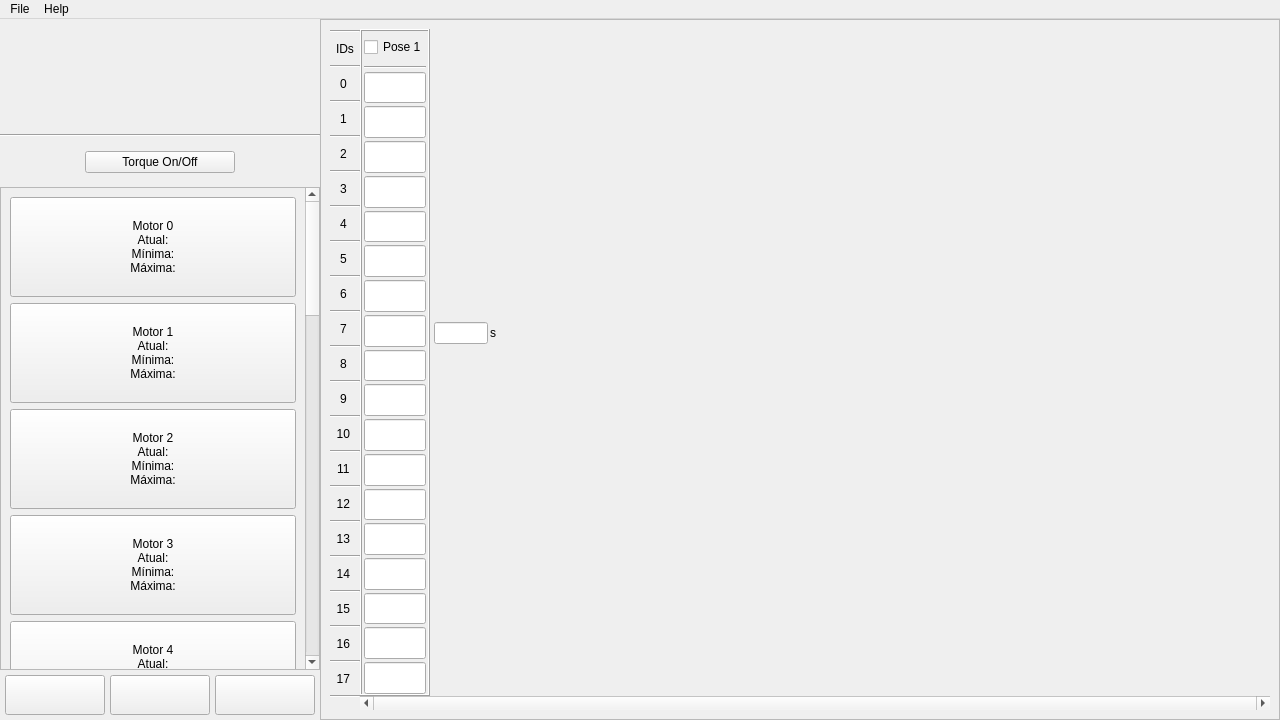
edromufu/edromufu, file src/movement_bioloid/movement_pages/ui/pages.ui: the form before one commit.
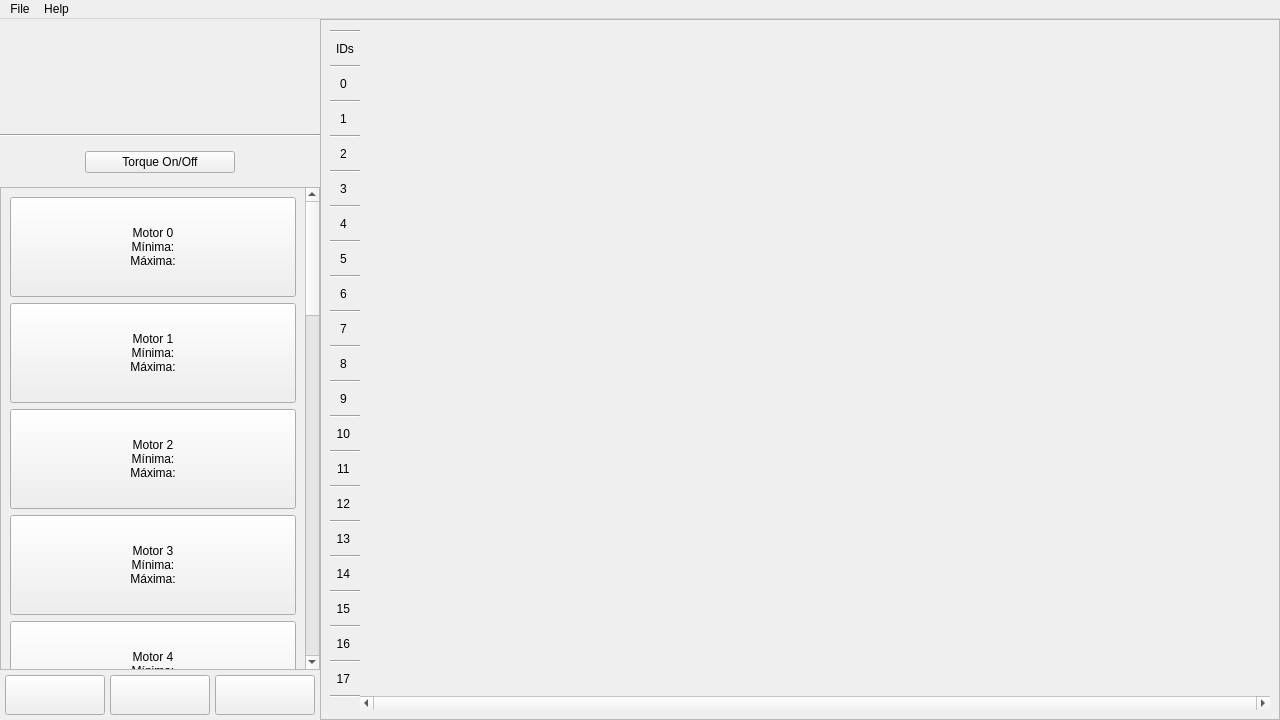
The form after the commit. Icons and pictures are not drawn.

Commit message: Ferramenta de captura da posição atual integrada com a UI.

Patch:
```diff
--- a/src/movement_bioloid/movement_pages/ui/pages.ui
+++ b/src/movement_bioloid/movement_pages/ui/pages.ui
@@ -303,7 +303,7 @@
                    <property name="geometry">
                     <rect>
                      <x>0</x>
-                     <y>-1442</y>
+                     <y>0</y>
                      <width>304</width>
                      <height>1920</height>
                     </rect>
@@ -325,7 +325,6 @@
                       </property>
                       <property name="text">
                        <string>Motor 0
-Atual:
 Mínima:
 Máxima:</string>
                       </property>
@@ -347,7 +346,6 @@
                       </property>
                       <property name="text">
                        <string>Motor 1
-Atual:
 Mínima:
 Máxima:</string>
                       </property>
@@ -369,7 +367,6 @@
                       </property>
                       <property name="text">
                        <string>Motor 2
-Atual:
 Mínima:
 Máxima:</string>
                       </property>
@@ -391,7 +388,6 @@
                       </property>
                       <property name="text">
                        <string>Motor 3
-Atual:
 Mínima:
 Máxima:</string>
                       </property>
@@ -413,7 +409,6 @@
                       </property>
                       <property name="text">
                        <string>Motor 4
-Atual:
 Mínima:
 Máxima:</string>
                       </property>
@@ -1508,499 +1503,6 @@
               <property name="bottomMargin">
                <number>0</number>
               </property>
-              <item>
-               <widget class="QFrame" name="pose1">
-                <property name="minimumSize">
-                 <size>
-                  <width>70</width>
-                  <height>0</height>
-                 </size>
-                </property>
-                <property name="maximumSize">
-                 <size>
-                  <width>70</width>
-                  <height>1000</height>
-                 </size>
-                </property>
-                <property name="frameShape">
-                 <enum>QFrame::Box</enum>
-                </property>
-                <property name="frameShadow">
-                 <enum>QFrame::Raised</enum>
-                </property>
-                <layout class="QVBoxLayout" name="verticalLayout_5">
-                 <property name="spacing">
-                  <number>3</number>
-                 </property>
-                 <property name="leftMargin">
-                  <number>2</number>
-                 </property>
-                 <property name="topMargin">
-                  <number>0</number>
-                 </property>
-                 <property name="rightMargin">
-                  <number>2</number>
-                 </property>
-                 <property name="bottomMargin">
-                  <number>0</number>
-                 </property>
-                 <item>
-                  <widget class="QCheckBox" name="checkBox">
-                   <property name="minimumSize">
-                    <size>
-                     <width>70</width>
-                     <height>9</height>
-                    </size>
-                   </property>
-                   <property name="maximumSize">
-                    <size>
-                     <width>70</width>
-                     <height>50</height>
-                    </size>
-                   </property>
-                   <property name="text">
-                    <string>Pose 1</string>
-                   </property>
-                  </widget>
-                 </item>
-                 <item>
-                  <widget class="Line" name="line_25">
-                   <property name="orientation">
-                    <enum>Qt::Horizontal</enum>
-                   </property>
-                  </widget>
-                 </item>
-                 <item>
-                  <widget class="QLineEdit" name="lineEdit_20">
-                   <property name="minimumSize">
-                    <size>
-                     <width>10</width>
-                     <height>10</height>
-                    </size>
-                   </property>
-                   <property name="maximumSize">
-                    <size>
-                     <width>500</width>
-                     <height>50</height>
-                    </size>
-                   </property>
-                  </widget>
-                 </item>
-                 <item>
-                  <widget class="QLineEdit" name="lineEdit_19">
-                   <property name="minimumSize">
-                    <size>
-                     <width>10</width>
-                     <height>10</height>
-                    </size>
-                   </property>
-                   <property name="maximumSize">
-                    <size>
-                     <width>500</width>
-                     <height>50</height>
-                    </size>
-                   </property>
-                  </widget>
-                 </item>
-                 <item>
-                  <widget class="QLineEdit" name="lineEdit_18">
-                   <property name="minimumSize">
-                    <size>
-                     <width>10</width>
-                     <height>10</height>
-                    </size>
-                   </property>
-                   <property name="maximumSize">
-                    <size>
-                     <width>500</width>
-                     <height>50</height>
-                    </size>
-                   </property>
-                  </widget>
-                 </item>
-                 <item>
-                  <widget class="QLineEdit" name="lineEdit_17">
-                   <property name="minimumSize">
-                    <size>
-                     <width>10</width>
-                     <height>10</height>
-                    </size>
-                   </property>
-                   <property name="maximumSize">
-                    <size>
-                     <width>500</width>
-                     <height>50</height>
-                    </size>
-                   </property>
-                  </widget>
-                 </item>
-                 <item>
-                  <widget class="QLineEdit" name="lineEdit_16">
-                   <property name="minimumSize">
-                    <size>
-                     <width>10</width>
-                     <height>10</height>
-                    </size>
-                   </property>
-                   <property name="maximumSize">
-                    <size>
-                     <width>500</width>
-                     <height>50</height>
-                    </size>
-                   </property>
-                  </widget>
-                 </item>
-                 <item>
-                  <widget class="QLineEdit" name="lineEdit_15">
-                   <property name="minimumSize">
-                    <size>
-                     <width>10</width>
-                     <height>10</height>
-                    </size>
-                   </property>
-                   <property name="maximumSize">
-                    <size>
-                     <width>500</width>
-                     <height>50</height>
-                    </size>
-                   </property>
-                  </widget>
-                 </item>
-                 <item>
-                  <widget class="QLineEdit" name="lineEdit_14">
-                   <property name="minimumSize">
-                    <size>
-                     <width>10</width>
-                     <height>10</height>
-                    </size>
-                   </property>
-                   <property name="maximumSize">
-                    <size>
-                     <width>500</width>
-                     <height>50</height>
-                    </size>
-                   </property>
-                  </widget>
-                 </item>
-                 <item>
-                  <widget class="QLineEdit" name="lineEdit_13">
-                   <property name="minimumSize">
-                    <size>
-                     <width>10</width>
-                     <height>10</height>
-                    </size>
-                   </property>
-                   <property name="maximumSize">
-                    <size>
-                     <width>500</width>
-                     <height>50</height>
-                    </size>
-                   </property>
-                  </widget>
-                 </item>
-                 <item>
-                  <widget class="QLineEdit" name="lineEdit_12">
-                   <property name="minimumSize">
-                    <size>
-                     <width>10</width>
-                     <height>10</height>
-                    </size>
-                   </property>
-                   <property name="maximumSize">
-                    <size>
-                     <width>500</width>
-                     <height>50</height>
-                    </size>
-                   </property>
-                  </widget>
-                 </item>
-                 <item>
-                  <widget class="QLineEdit" name="lineEdit_11">
-                   <property name="minimumSize">
-                    <size>
-                     <width>10</width>
-                     <height>10</height>
-                    </size>
-                   </property>
-                   <property name="maximumSize">
-                    <size>
-                     <width>500</width>
-                     <height>50</height>
-                    </size>
-                   </property>
-                  </widget>
-                 </item>
-                 <item>
-                  <widget class="QLineEdit" name="lineEdit_10">
-                   <property name="minimumSize">
-                    <size>
-                     <width>10</width>
-                     <height>10</height>
-                    </size>
-                   </property>
-                   <property name="maximumSize">
-                    <size>
-                     <width>500</width>
-                     <height>50</height>
-                    </size>
-                   </property>
-                  </widget>
-                 </item>
-                 <item>
-                  <widget class="QLineEdit" name="lineEdit_9">
-                   <property name="minimumSize">
-                    <size>
-                     <width>10</width>
-                     <height>10</height>
-                    </size>
-                   </property>
-                   <property name="maximumSize">
-                    <size>
-                     <width>500</width>
-                     <height>50</height>
-                    </size>
-                   </property>
-                  </widget>
-                 </item>
-                 <item>
-                  <widget class="QLineEdit" name="lineEdit_8">
-                   <property name="minimumSize">
-                    <size>
-                     <width>10</width>
-                     <height>10</height>
-                    </size>
-                   </property>
-                   <property name="maximumSize">
-                    <size>
-                     <width>500</width>
-                     <height>50</height>
-                    </size>
-                   </property>
-                  </widget>
-                 </item>
-                 <item>
-                  <widget class="QLineEdit" name="lineEdit_7">
-                   <property name="minimumSize">
-                    <size>
-                     <width>10</width>
-                     <height>10</height>
-                    </size>
-                   </property>
-                   <property name="maximumSize">
-                    <size>
-                     <width>500</width>
-                     <height>50</height>
-                    </size>
-                   </property>
-                  </widget>
-                 </item>
-                 <item>
-                  <widget class="QLineEdit" name="lineEdit_6">
-                   <property name="minimumSize">
-                    <size>
-                     <width>10</width>
-                     <height>10</height>
-                    </size>
-                   </property>
-                   <property name="maximumSize">
-                    <size>
-                     <width>500</width>
-                     <height>50</height>
-                    </size>
-                   </property>
-                  </widget>
-                 </item>
-                 <item>
-                  <widget class="QLineEdit" name="lineEdit_5">
-                   <property name="minimumSize">
-                    <size>
-                     <width>10</width>
-                     <height>10</height>
-                    </size>
-                   </property>
-                   <property name="maximumSize">
-                    <size>
-                     <width>500</width>
-                     <height>50</height>
-                    </size>
-                   </property>
-                  </widget>
-                 </item>
-                 <item>
-                  <widget class="QLineEdit" name="lineEdit_4">
-                   <property name="minimumSize">
-                    <size>
-                     <width>10</width>
-                     <height>10</height>
-                    </size>
-                   </property>
-                   <property name="maximumSize">
-                    <size>
-                     <width>500</width>
-                     <height>50</height>
-                    </size>
-                   </property>
-                  </widget>
-                 </item>
-                 <item>
-                  <widget class="QLineEdit" name="lineEdit_3">
-                   <property name="minimumSize">
-                    <size>
-                     <width>10</width>
-                     <height>10</height>
-                    </size>
-                   </property>
-                   <property name="maximumSize">
-                    <size>
-                     <width>500</width>
-                     <height>50</height>
-                    </size>
-                   </property>
-                  </widget>
-                 </item>
-                </layout>
-               </widget>
-              </item>
-              <item>
-               <widget class="QFrame" name="Time1">
-                <property name="minimumSize">
-                 <size>
-                  <width>70</width>
-                  <height>0</height>
-                 </size>
-                </property>
-                <property name="maximumSize">
-                 <size>
-                  <width>70</width>
-                  <height>16777215</height>
-                 </size>
-                </property>
-                <property name="frameShape">
-                 <enum>QFrame::NoFrame</enum>
-                </property>
-                <property name="frameShadow">
-                 <enum>QFrame::Plain</enum>
-                </property>
-                <layout class="QVBoxLayout" name="verticalLayout_6">
-                 <property name="spacing">
-                  <number>0</number>
-                 </property>
-                 <property name="leftMargin">
-                  <number>2</number>
-                 </property>
-                 <property name="topMargin">
-                  <number>0</number>
-                 </property>
-                 <property name="rightMargin">
-                  <number>2</number>
-                 </property>
-                 <property name="bottomMargin">
-                  <number>0</number>
-                 </property>
-                 <item>
-                  <spacer name="verticalSpacer_2">
-                   <property name="orientation">
-                    <enum>Qt::Vertical</enum>
-                   </property>
-                   <property name="sizeHint" stdset="0">
-                    <size>
-                     <width>20</width>
-                     <height>40</height>
-                    </size>
-                   </property>
-                  </spacer>
-                 </item>
-                 <item>
-                  <widget class="QFrame" name="frame">
-                   <property name="frameShape">
-                    <enum>QFrame::NoFrame</enum>
-                   </property>
-                   <property name="frameShadow">
-                    <enum>QFrame::Raised</enum>
-                   </property>
-                   <layout class="QHBoxLayout" name="horizontalLayout_9">
-                    <property name="spacing">
-                     <number>2</number>
-                    </property>
-                    <property name="leftMargin">
-                     <number>2</number>
-                    </property>
-                    <property name="topMargin">
-                     <number>0</number>
-                    </property>
-                    <property name="rightMargin">
-                     <number>2</number>
-                    </property>
-                    <property name="bottomMargin">
-                     <number>0</number>
-                    </property>
-                    <item>
-                     <widget class="QLineEdit" name="lineEdit_21">
-                      <property name="alignment">
-                       <set>Qt::AlignCenter</set>
-                      </property>
-                     </widget>
-                    </item>
-                    <item>
-                     <widget class="QLabel" name="label_7">
-                      <property name="text">
-                       <string>s</string>
-                      </property>
-                     </widget>
-                    </item>
-                   </layout>
-                  </widget>
-                 </item>
-                 <item>
-                  <widget class="QLabel" name="label_6">
-                   <property name="minimumSize">
-                    <size>
-                     <width>66</width>
-                     <height>60</height>
-                    </size>
-                   </property>
-                   <property name="maximumSize">
-                    <size>
-                     <width>66</width>
-                     <height>60</height>
-                    </size>
-                   </property>
-                   <property name="autoFillBackground">
-                    <bool>false</bool>
-                   </property>
-                   <property name="styleSheet">
-                    <string notr="true">background-image: url(:/Seta/setaTempo.png);</string>
-                   </property>
-                   <property name="lineWidth">
-                    <number>-2</number>
-                   </property>
-                   <property name="text">
-                    <string/>
-                   </property>
-                   <property name="pixmap">
-                    <pixmap resource="edrom_logo.qrc">:/Seta/setaTempo.png</pixmap>
-                   </property>
-                   <property name="scaledContents">
-                    <bool>true</bool>
-                   </property>
-                  </widget>
-                 </item>
-                 <item>
-                  <spacer name="verticalSpacer_3">
-                   <property name="orientation">
-                    <enum>Qt::Vertical</enum>
-                   </property>
-                   <property name="sizeHint" stdset="0">
-                    <size>
-                     <width>20</width>
-                     <height>40</height>
-                    </size>
-                   </property>
-                  </spacer>
-                 </item>
-                </layout>
-               </widget>
-              </item>
               <item>
                <spacer name="horizontalSpacer">
                 <property name="orientation">
```
Left out of the diff: 21 changed lines with no effect on the pictures. The commit also changes 4 other files.
